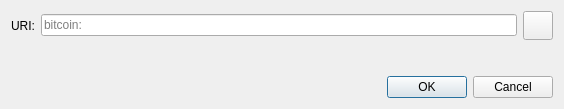
Before: the Qt Designer form src/qt/forms/openuridialog.ui in LucasDu-lab/NoMoreASICs, drawn with Qt 5.
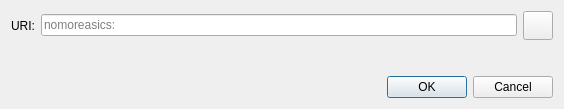
After: the same form once the commit is applied. Icons and pictures are not drawn. Custom widgets are drawn as their Qt base class.

Patch:
```diff
--- a/src/qt/forms/openuridialog.ui
+++ b/src/qt/forms/openuridialog.ui
@@ -26,7 +26,7 @@
      <item>
       <widget class="QValidatedLineEdit" name="uriEdit">
        <property name="placeholderText">
-        <string notr="true">bitcoin:</string>
+        <string notr="true">nomoreasics:</string>
        </property>
       </widget>
      </item>
```
Left out of the diff: 2 changed lines with no effect on the pictures.
